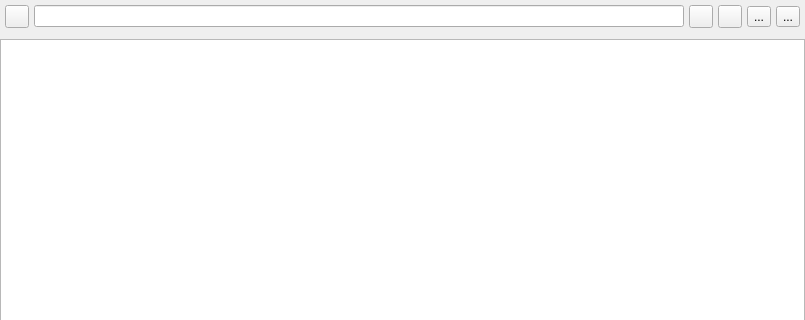
Qt form ui/FilePage.ui (saturneric/GpgFrontend) before a commit; both pictures show x 0 to 805 and y 0 to 320 of the 805 by 666 pixel window.
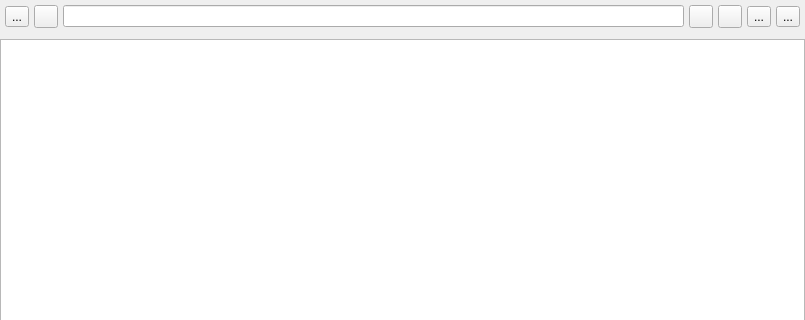
The same form after that commit. Icons and pictures are not drawn. Custom widgets are drawn as their Qt base class.

Commit message:
feat(ui): add hard disk button with icon
* Introduced a new `QToolButton` for hard disk functionality
* Added corresponding icon reference in `gpgfrontend.qrc`

```diff
--- a/ui/FilePage.ui
+++ b/ui/FilePage.ui
@@ -46,7 +46,7 @@
         <enum>QLayout::SizeConstraint::SetMaximumSize</enum>
        </property>
        <item>
-        <layout class="QHBoxLayout" name="horizontalLayout_2" stretch="0,0,0,0,0,0">
+        <layout class="QHBoxLayout" name="horizontalLayout_2" stretch="0,0,0,0,0,0,0">
          <property name="spacing">
           <number>5</number>
          </property>
@@ -65,6 +65,20 @@
          <property name="bottomMargin">
           <number>5</number>
          </property>
+         <item>
+          <widget class="QToolButton" name="hardDiskButton">
+           <property name="text">
+            <string>...</string>
+           </property>
+           <property name="icon">
+            <iconset resource="../gpgfrontend.qrc">
+             <normaloff>:/icons/harddisk.png</normaloff>:/icons/harddisk.png</iconset>
+           </property>
+           <property name="popupMode">
+            <enum>QToolButton::ToolButtonPopupMode::InstantPopup</enum>
+           </property>
+          </widget>
+         </item>
          <item>
           <widget class="QToolButton" name="newDirButton">
            <property name="sizePolicy">
```
The commit also changes 2 other files.
